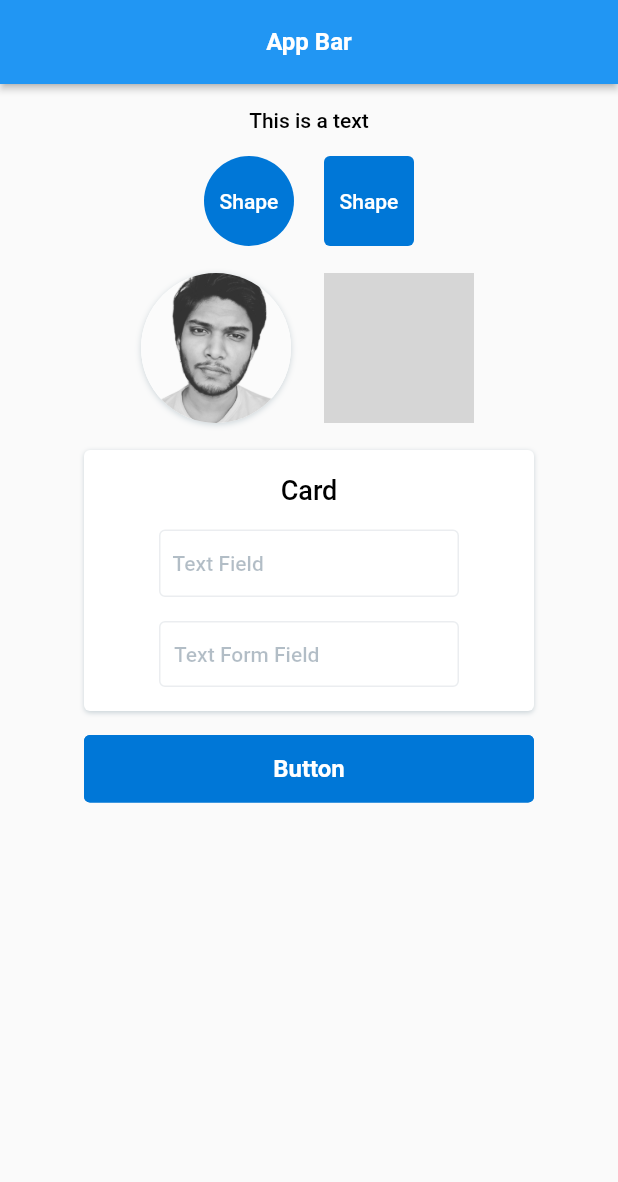
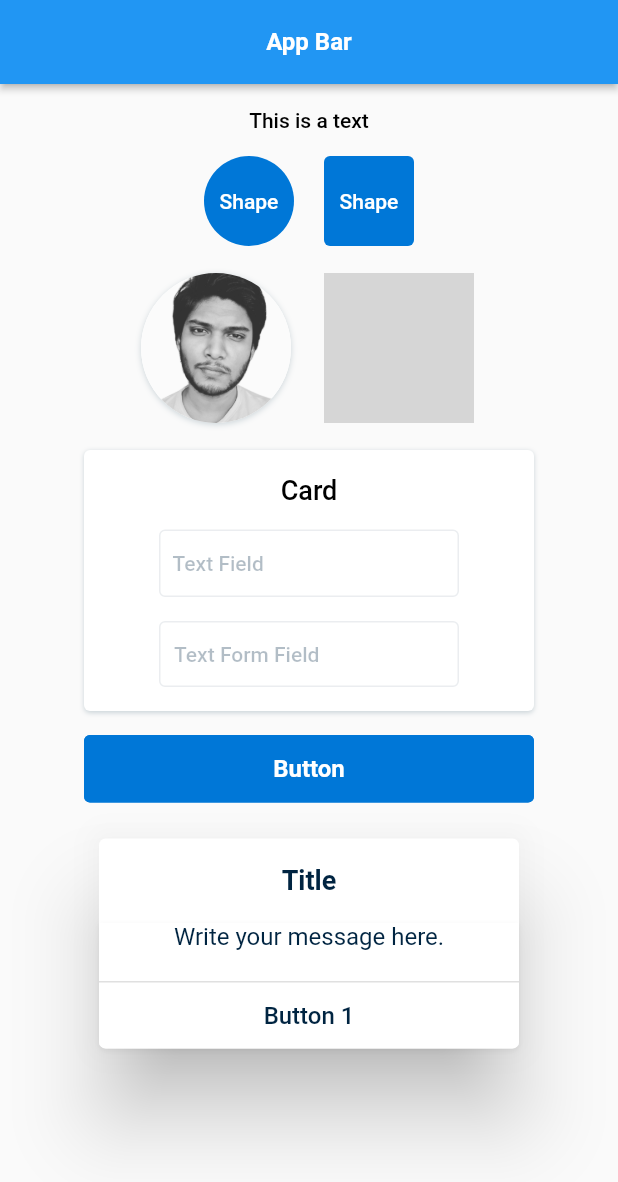
Before and after one commit to shajedulislam/pro_widgets, a Flutter app: the screen it shows after launch, on a phone screen of 412 x 824 dp. Shown: the top 1182 px of the screen. Run offline on Flutter 3.47's test engine with Material 2 defaults, Android fonts, the phone set to English and light mode, and no system bars; our stand-ins replace flutter_svg; network calls fail; grey boxes are pictures that could not be loaded.

Commit message:
ProAlertClassic added

```diff
--- a/example/lib/main.dart
+++ b/example/lib/main.dart
@@ -127,6 +127,9 @@ class UdWidgetsDemo extends StatelessWidget {
                 borderRadius: 4,
                 onTap: () {},
               ),
+              ProAlertClassic(
+                title: "Title",
+              )
             ],
           ),
         ),
--- a/lib/pro_widgets.dart
+++ b/lib/pro_widgets.dart
@@ -16,3 +16,4 @@ export 'package:pro_widgets/widgets/gap.dart';
 export 'package:pro_widgets/widgets/box_decoration.dart';
 export 'package:pro_widgets/widgets/inputs/text_field.dart';
 export 'package:pro_widgets/widgets/inputs/text_form_field.dart';
+export 'package:pro_widgets/widgets/alert.dart';
--- /dev/null
+++ b/lib/responsiveness/responsive.dart
@@ -0,0 +1,13 @@
+import 'package:flutter/material.dart';
+
+double doNotUseThisDesignValue({required BuildContext context}) {
+  if (MediaQuery.of(context).size.width <= 842) {
+    return (MediaQuery.of(context).size.width / 100) * 0.267;
+  } else {
+    return 1;
+  }
+}
+
+double doNotUseThisHorizontalValue({required BuildContext context}) {
+  return (MediaQuery.of(context).size.width / 100);
+}
--- /dev/null
+++ b/lib/widgets/alert.dart
@@ -0,0 +1,176 @@
+import 'package:flutter/material.dart';
+import 'package:pro_widgets/colors.dart';
+import 'package:pro_widgets/pro_widgets.dart';
+
+import '../responsiveness/responsive.dart';
+
+class ProAlertClassic extends StatelessWidget {
+  final double? width;
+  final double? height;
+  final EdgeInsets? titlePadding;
+  final EdgeInsets? contentPadding;
+  final double? buttonsHeight;
+  final String? title;
+  final double? titleFontSize;
+  final String? message;
+  final double? messageFontSize;
+  final String? button1Text;
+  final double? button1FontSize;
+  final Function? button1Function;
+  final String? button2Text;
+  final double? button2FontSize;
+  final Function? button2Function;
+  final double? alertBorderRadius;
+  final bool? closeAlertOnTapArround;
+  final Color? colorAroundTheAlert;
+
+  /// To show some information in an alert you can use this widget. It should be used where the return type is [ Widget ]
+  const ProAlertClassic({
+    super.key,
+    this.width,
+    this.height,
+    this.titlePadding,
+    this.contentPadding,
+    this.buttonsHeight,
+    this.title,
+    this.titleFontSize,
+    this.message,
+    this.messageFontSize,
+    this.button1Text,
+    this.button1FontSize,
+    this.button1Function,
+    this.button2Text,
+    this.button2FontSize,
+    this.button2Function,
+    this.alertBorderRadius,
+    this.colorAroundTheAlert,
+    this.closeAlertOnTapArround,
+  });
+  @override
+  Widget build(BuildContext context) {
+    double design = doNotUseThisDesignValue(context: context);
+    return AlertDialog(
+      contentPadding: const EdgeInsets.all(0),
+      shape: RoundedRectangleBorder(
+        borderRadius: BorderRadius.all(
+          Radius.circular(
+            alertBorderRadius ?? design * 4,
+          ),
+        ),
+      ),
+      titlePadding: title != null
+          ? titlePadding ?? EdgeInsets.all(design * 16)
+          : const EdgeInsets.all(0),
+      title: title != null
+          ? Text(
+              title ?? "Title",
+              textAlign: TextAlign.center,
+              style: TextStyle(
+                color: ProColors.textDeep,
+                fontSize: titleFontSize ?? 18,
+                fontWeight: FontWeight.w600,
+              ),
+            )
+          : const SizedBox.shrink(),
+      content: ProCard(
+        width: width,
+        height: height,
+        padding: const EdgeInsets.all(0),
+        customBorderRadius: BorderRadius.only(
+          bottomLeft: Radius.circular(alertBorderRadius ?? design * 4),
+          bottomRight: Radius.circular(alertBorderRadius ?? design * 4),
+        ),
+        child: Column(
+          children: <Widget>[
+            Container(
+              alignment: Alignment.center,
+              padding: title != null
+                  ? contentPadding ??
+                      EdgeInsets.only(
+                        top: 0,
+                        left: design * 16,
+                        right: design * 16,
+                        bottom: design * 18,
+                      )
+                  : EdgeInsets.all(design * 16),
+              child: Text(
+                message ?? "Write your message here.",
+                style: TextStyle(
+                  color: ProColors.navyDeep,
+                  fontSize: messageFontSize ?? 16,
+                ),
+                textAlign: TextAlign.center,
+              ),
+            ),
+            Container(
+              width: double.infinity,
+              height: 1,
+              color: Colors.black12,
+            ),
+            SizedBox(
+              height: buttonsHeight ?? design * 40,
+              child: Row(
+                children: [
+                  Expanded(
+                    child: InkWell(
+                      focusColor: Colors.transparent,
+                      hoverColor: Colors.transparent,
+                      highlightColor: Colors.transparent,
+                      splashColor: Colors.transparent,
+                      onTap: button1Function as void Function()?,
+                      child: Container(
+                        padding: EdgeInsets.symmetric(horizontal: design * 10),
+                        height: double.infinity,
+                        alignment: Alignment.center,
+                        child: Text(
+                          button1Text ?? "Button 1",
+                          style: TextStyle(
+                            color: ProColors.navyDeep,
+                            fontSize: button1FontSize ?? 16,
+                            fontWeight: FontWeight.w500,
+                          ),
+                        ),
+                      ),
+                    ),
+                  ),
+                  button2Text != null
+                      ? Container(
+                          height: double.infinity,
+                          width: 1,
+                          color: Colors.black12,
+                        )
+                      : const SizedBox.shrink(),
+                  button2Text != null
+                      ? Expanded(
+                          child: InkWell(
+                            focusColor: Colors.transparent,
+                            hoverColor: Colors.transparent,
+                            highlightColor: Colors.transparent,
+                            splashColor: Colors.transparent,
+                            onTap: button2Function as void Function()?,
+                            child: Container(
+                              padding:
+                                  EdgeInsets.symmetric(horizontal: design * 10),
+                              height: double.infinity,
+                              alignment: Alignment.center,
+                              child: Text(
+                                button2Text ?? "Button 2",
+                                style: TextStyle(
+                                  color: ProColors.navyDeep,
+                                  fontSize: button2FontSize ?? 16,
+                                  fontWeight: FontWeight.w500,
+                                ),
+                              ),
+                            ),
+                          ),
+                        )
+                      : const SizedBox.shrink(),
+                ],
+              ),
+            )
+          ],
+        ),
+      ),
+    );
+  }
+}
--- a/pubspec.yaml
+++ b/pubspec.yaml
@@ -1,6 +1,6 @@
 name: pro_widgets
 description: Collection of simplified widgets that will make your application development easy and faster.
-version: 0.0.10
+version: 0.0.11
 homepage: https://github.com/shajedulislam/pro_widgets
 
 environment:
```
Also changed, not shown: example/pubspec.lock, 1 other file.
